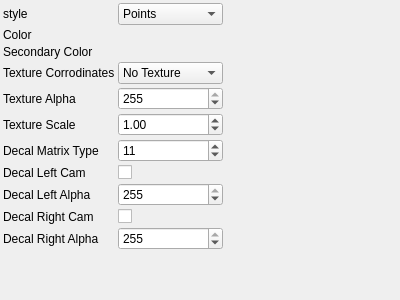
Qt form utils/3d/generated/draw3dParametersControlWidget.ui (PimenovAlexander/corecvs) before a commit.
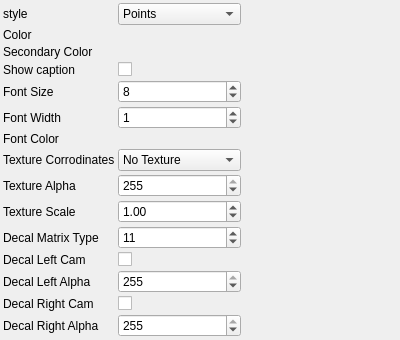
The same form after that commit. Custom widgets are drawn as their Qt base class.

```diff
--- a/utils/3d/generated/draw3dParametersControlWidget.ui
+++ b/utils/3d/generated/draw3dParametersControlWidget.ui
@@ -44,12 +44,12 @@
        </item>
        <item>
         <property name="text">
-         <string>Color</string>
+         <string>Filled</string>
         </property>
        </item>
        <item>
         <property name="text">
-         <string>Color 2</string>
+         <string>Filled And Frame</string>
         </property>
        </item>
        <item>
@@ -93,46 +93,28 @@
     <item row="3" column="0">
      <widget class="QLabel" name="label_3">
        <property name="text">
-         <string>Texture Corrodinates</string>
+         <string>Show caption</string>
        </property>
      </widget>
     </item>
     <item row="3" column="1">
-     <widget class="QComboBox" name="textureCorrodinatesComboBox">
-       <property name="currentIndex">
-         <number>0</number>
-       </property>
-       <item>
-        <property name="text">
-         <string>No Texture</string>
-        </property>
-       </item>
-       <item>
-        <property name="text">
-         <string>Auto Decide</string>
-        </property>
-       </item>
-       <item>
-        <property name="text">
-         <string>Force Texture</string>
-        </property>
-       </item>
+     <widget class="QCheckBox" name="showCaptionCheckBox">
        <property name="toolTip">
-         <string>Texture Corrodinates</string>
+         <string>Show caption</string>
        </property>
      </widget>
     </item>
     <item row="4" column="0">
      <widget class="QLabel" name="label_4">
        <property name="text">
-         <string>Texture Alpha</string>
+         <string>Font Size</string>
        </property>
      </widget>
     </item>
     <item row="4" column="1">
-     <widget class="QSpinBox" name="textureAlphaSpinBox">
+     <widget class="QSpinBox" name="fontSizeSpinBox">
        <property name="toolTip">
-         <string>Texture Alpha</string>
+         <string>Font Size</string>
        </property>
        <property name="minimum">
         <number>0</number>
@@ -144,87 +126,93 @@
         <number>1</number>
        </property>
        <property name="value">
-        <number>255</number>
+        <number>8</number>
        </property>
      </widget>
     </item>
     <item row="5" column="0">
      <widget class="QLabel" name="label_5">
        <property name="text">
-         <string>Texture Scale</string>
+         <string>Font Width</string>
        </property>
      </widget>
     </item>
     <item row="5" column="1">
-     <widget class="QDoubleSpinBox" name="textureScaleSpinBox">
+     <widget class="QSpinBox" name="fontWidthSpinBox">
        <property name="toolTip">
-         <string>Texture Scale</string>
+         <string>Font Width</string>
        </property>
        <property name="minimum">
-        <double>0</double>
+        <number>0</number>
        </property>
        <property name="maximum">
-        <double>2000</double>
+        <number>255</number>
        </property>
        <property name="singleStep">
-        <double>1</double>
+        <number>1</number>
        </property>
        <property name="value">
-        <double>1</double>
+        <number>1</number>
        </property>
      </widget>
     </item>
     <item row="6" column="0">
      <widget class="QLabel" name="label_6">
        <property name="text">
-         <string>Decal Matrix Type</string>
+         <string>Font Color</string>
        </property>
      </widget>
     </item>
     <item row="6" column="1">
-     <widget class="QSpinBox" name="decalMatrixTypeSpinBox">
+     <widget class="RgbColorParametersControlWidget" name="fontColorControlWidget">
        <property name="toolTip">
-         <string>Decal Matrix Type</string>
-       </property>
-       <property name="minimum">
-        <number>0</number>
-       </property>
-       <property name="maximum">
-        <number>19</number>
-       </property>
-       <property name="singleStep">
-        <number>1</number>
-       </property>
-       <property name="value">
-        <number>11</number>
+         <string>Font Color</string>
        </property>
      </widget>
     </item>
     <item row="7" column="0">
      <widget class="QLabel" name="label_7">
        <property name="text">
-         <string>Decal Left Cam</string>
+         <string>Texture Corrodinates</string>
        </property>
      </widget>
     </item>
     <item row="7" column="1">
-     <widget class="QCheckBox" name="decalLeftCamCheckBox">
+     <widget class="QComboBox" name="textureCorrodinatesComboBox">
+       <property name="currentIndex">
+         <number>0</number>
+       </property>
+       <item>
+        <property name="text">
+         <string>No Texture</string>
+        </property>
+       </item>
+       <item>
+        <property name="text">
+         <string>Auto Decide</string>
+        </property>
+       </item>
+       <item>
+        <property name="text">
+         <string>Force Texture</string>
+        </property>
+       </item>
        <property name="toolTip">
-         <string>Decal Left Cam</string>
+         <string>Texture Corrodinates</string>
        </property>
      </widget>
     </item>
     <item row="8" column="0">
      <widget class="QLabel" name="label_8">
        <property name="text">
-         <string>Decal Left Alpha</string>
+         <string>Texture Alpha</string>
        </property>
      </widget>
     </item>
     <item row="8" column="1">
-     <widget class="QSpinBox" name="decalLeftAlphaSpinBox">
+     <widget class="QSpinBox" name="textureAlphaSpinBox">
        <property name="toolTip">
-         <string>Decal Left Alpha</string>
+         <string>Texture Alpha</string>
        </property>
        <property name="minimum">
         <number>0</number>
@@ -243,25 +231,117 @@
     <item row="9" column="0">
      <widget class="QLabel" name="label_9">
        <property name="text">
-         <string>Decal Right Cam</string>
+         <string>Texture Scale</string>
        </property>
      </widget>
     </item>
     <item row="9" column="1">
-     <widget class="QCheckBox" name="decalRightCamCheckBox">
+     <widget class="QDoubleSpinBox" name="textureScaleSpinBox">
        <property name="toolTip">
-         <string>Decal Right Cam</string>
+         <string>Texture Scale</string>
+       </property>
+       <property name="minimum">
+        <double>0</double>
+       </property>
+       <property name="maximum">
+        <double>2000</double>
+       </property>
+       <property name="singleStep">
+        <double>1</double>
+       </property>
+       <property name="value">
+        <double>1</double>
        </property>
      </widget>
     </item>
     <item row="10" column="0">
      <widget class="QLabel" name="label_10">
        <property name="text">
-         <string>Decal Right Alpha</string>
+         <string>Decal Matrix Type</string>
        </property>
      </widget>
     </item>
     <item row="10" column="1">
+     <widget class="QSpinBox" name="decalMatrixTypeSpinBox">
+       <property name="toolTip">
+         <string>Decal Matrix Type</string>
+       </property>
+       <property name="minimum">
+        <number>0</number>
+       </property>
+       <property name="maximum">
+        <number>19</number>
+       </property>
+       <property name="singleStep">
+        <number>1</number>
+       </property>
+       <property name="value">
+        <number>11</number>
+       </property>
+     </widget>
+    </item>
+    <item row="11" column="0">
+     <widget class="QLabel" name="label_11">
+       <property name="text">
+         <string>Decal Left Cam</string>
+       </property>
+     </widget>
+    </item>
+    <item row="11" column="1">
+     <widget class="QCheckBox" name="decalLeftCamCheckBox">
+       <property name="toolTip">
+         <string>Decal Left Cam</string>
+       </property>
+     </widget>
+    </item>
+    <item row="12" column="0">
+     <widget class="QLabel" name="label_12">
+       <property name="text">
+         <string>Decal Left Alpha</string>
+       </property>
+     </widget>
+    </item>
+    <item row="12" column="1">
+     <widget class="QSpinBox" name="decalLeftAlphaSpinBox">
+       <property name="toolTip">
+         <string>Decal Left Alpha</string>
+       </property>
+       <property name="minimum">
+        <number>0</number>
+       </property>
+       <property name="maximum">
+        <number>255</number>
+       </property>
+       <property name="singleStep">
+        <number>1</number>
+       </property>
+       <property name="value">
+        <number>255</number>
+       </property>
+     </widget>
+    </item>
+    <item row="13" column="0">
+     <widget class="QLabel" name="label_13">
+       <property name="text">
+         <string>Decal Right Cam</string>
+       </property>
+     </widget>
+    </item>
+    <item row="13" column="1">
+     <widget class="QCheckBox" name="decalRightCamCheckBox">
+       <property name="toolTip">
+         <string>Decal Right Cam</string>
+       </property>
+     </widget>
+    </item>
+    <item row="14" column="0">
+     <widget class="QLabel" name="label_14">
+       <property name="text">
+         <string>Decal Right Alpha</string>
+       </property>
+     </widget>
+    </item>
+    <item row="14" column="1">
      <widget class="QSpinBox" name="decalRightAlphaSpinBox">
        <property name="toolTip">
          <string>Decal Right Alpha</string>
@@ -280,7 +360,7 @@
        </property>
      </widget>
     </item>
-   <item row="11" column="0">
+   <item row="15" column="0">
     <spacer name="verticalSpacer">
      <property name="orientation">
       <enum>Qt::Vertical</enum>
@@ -293,7 +373,7 @@
      </property>
     </spacer>
    </item>
-   <item row="11" column="2">
+   <item row="15" column="2">
     <spacer name="horizontalSpacer">
      <property name="orientation">
       <enum>Qt::Horizontal</enum>
@@ -394,5 +474,11 @@
    <header>rgbColorParametersControlWidget.h</header>
    <container>1</container>
   </customwidget>
+  <customwidget>
+   <class>RgbColorParametersControlWidget</class>
+   <extends>QWidget</extends>
+   <header>rgbColorParametersControlWidget.h</header>
+   <container>1</container>
+  </customwidget>
  </customwidgets>
 </ui>
```
Left out of the diff: 24 changed lines with no effect on the pictures.
